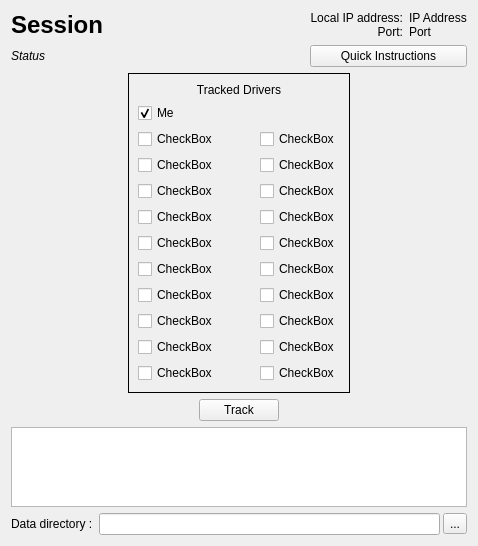
Above: src/TrackingWidget.ui from Alex-Rose/PXG_Telemetry_fork before the change. Below: the same form after it.
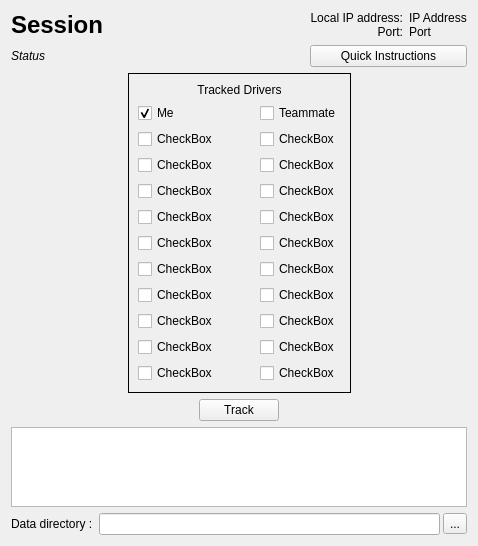
That is the form after the change.

Commit message: Auto tracking of teammate

What changed in the file:
```diff
--- a/src/TrackingWidget.ui
+++ b/src/TrackingWidget.ui
@@ -263,6 +263,13 @@
         </property>
        </widget>
       </item>
+      <item row="1" column="1">
+       <widget class="QCheckBox" name="teammate">
+        <property name="text">
+         <string>Teammate</string>
+        </property>
+       </widget>
+      </item>
      </layout>
     </widget>
    </item>
```
The commit also changes 6 other files.
